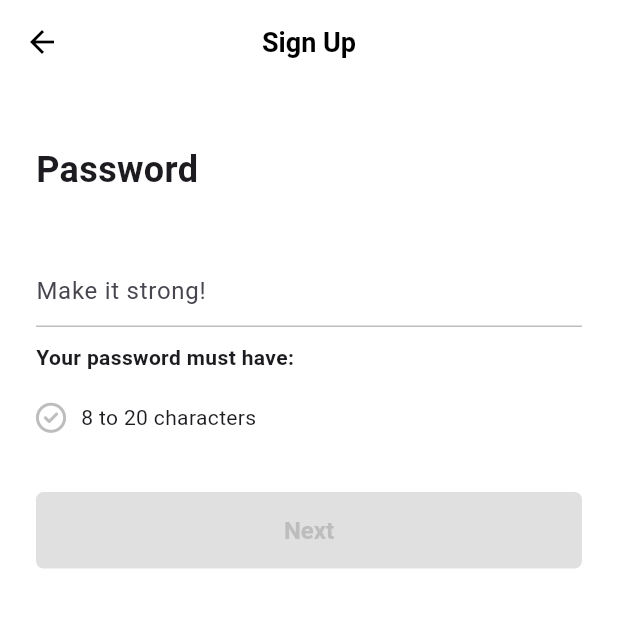
After one commit to GoofyWorld/tiktok_cloning, a Flutter app: the PasswordScreen screen opened directly, on a phone screen of 412 x 824 dp, the top half of it. The commit adds this screen. Run offline on Flutter 3.47's test engine with Material 2 defaults, Android fonts, the phone set to English and light mode, and no system bars; our stand-ins replace font_awesome_flutter.

Commit message:
authentication_completed
노마드코더 틱톡 클로닝 강의
authentication UI부분 완강

```diff
--- /dev/null
+++ b/lib/features/authentication/password_screen.dart
@@ -0,0 +1,165 @@
+import 'package:flutter/material.dart';
+import 'package:font_awesome_flutter/font_awesome_flutter.dart';
+import 'package:tiktok_clone/constants/gaps.dart';
+import 'package:tiktok_clone/constants/sizes.dart';
+import 'package:tiktok_clone/features/authentication/birthday_screen.dart';
+import 'package:tiktok_clone/features/authentication/widgets/form_button.dart';
+
+class PasswordScreen extends StatefulWidget {
+  const PasswordScreen({super.key});
+
+  @override
+  State<PasswordScreen> createState() => _UsernameScreenState();
+}
+
+class _UsernameScreenState extends State<PasswordScreen> {
+  final TextEditingController _passwordController = TextEditingController();
+
+  String _password = "";
+  bool _obscureText = true;
+
+  @override
+  void initState() {
+    super.initState();
+
+    _passwordController.addListener(() {
+      setState(() {
+        _password = _passwordController.text;
+      });
+    });
+  }
+
+  @override
+  void dispose() {
+    _passwordController.dispose();
+    super.dispose();
+  }
+
+  bool _isPasswordValid() {
+    return _password.isNotEmpty && _password.length > 8;
+  }
+
+  void _onScaffoldTap() {
+    FocusScope.of(context).unfocus();
+  }
+
+  void _onSubmit() {
+    if (!_isPasswordValid()) return;
+    Navigator.push(
+      context,
+      MaterialPageRoute(builder: (context) => const BirthdayScreen()),
+    );
+  }
+
+  void _onClearTap() {
+    _passwordController.clear();
+  }
+
+  void _toggleObscureText() {
+    _obscureText = !_obscureText;
+    setState(() {});
+  }
+
+  @override
+  Widget build(BuildContext context) {
+    return GestureDetector(
+      onTap: _onScaffoldTap,
+      child: Scaffold(
+        appBar: AppBar(
+          centerTitle: true,
+          title: const Text(
+            "Sign Up",
+          ),
+        ),
+        body: Padding(
+          padding: const EdgeInsets.symmetric(horizontal: Sizes.size24),
+          child: Column(
+            crossAxisAlignment: CrossAxisAlignment.start,
+            children: [
+              Gaps.v40,
+              const Text(
+                "Password",
+                style: TextStyle(
+                  fontSize: Sizes.size24,
+                  fontWeight: FontWeight.w700,
+                ),
+              ),
+              Gaps.v40,
+              TextField(
+                controller: _passwordController,
+                autocorrect: false,
+                onEditingComplete: _onSubmit,
+                obscureText: _obscureText,
+                decoration: InputDecoration(
+                  suffix: Row(
+                    mainAxisSize: MainAxisSize.min,
+                    children: [
+                      GestureDetector(
+                        onTap: _onClearTap,
+                        child: FaIcon(
+                          FontAwesomeIcons.solidCircleXmark,
+                          color: Colors.grey.shade500,
+                          size: Sizes.size20,
+                        ),
+                      ),
+                      Gaps.h14,
+                      GestureDetector(
+                        onTap: _toggleObscureText,
+                        child: FaIcon(
+                          _obscureText
+                              ? FontAwesomeIcons.eyeSlash
+                              : FontAwesomeIcons.eye,
+                          color: Colors.grey.shade500,
+                          size: Sizes.size20,
+                        ),
+                      ),
+                    ],
+                  ),
+                  hintText: "Make it strong!",
+                  enabledBorder: UnderlineInputBorder(
+                    borderSide: BorderSide(
+                      color: Colors.grey.shade400,
+                    ),
+                  ),
+                  focusedBorder: UnderlineInputBorder(
+                    borderSide: BorderSide(
+                      color: Colors.grey.shade400,
+                    ),
+                  ),
+                ),
+                cursorColor: Theme.of(context).primaryColor,
+              ),
+              Gaps.v10,
+              const Text(
+                'Your password must have:',
+                style: TextStyle(
+                  fontWeight: FontWeight.bold,
+                ),
+              ),
+              Gaps.v20,
+              Row(
+                children: [
+                  FaIcon(FontAwesomeIcons.circleCheck,
+                      size: Sizes.size20,
+                      color: _isPasswordValid()
+                          ? Colors.green
+                          : Colors.grey.shade400),
+                  Gaps.h10,
+                  const Text('8 to 20 characters'),
+                ],
+              ),
+              Gaps.v40,
+              GestureDetector(
+                onTap: _onSubmit,
+                child: FormButton(
+                  disabled: !_isPasswordValid(),
+                  text: '',
+                ),
+              ),
+            ],
+          ),
+        ),
+      ),
+    );
+  }
+}
--- /dev/null
+++ b/lib/features/authentication/widgets/form_button.dart
@@ -0,0 +1,41 @@
+import 'package:flutter/material.dart';
+
+import 'package:tiktok_clone/constants/sizes.dart';
+
+class FormButton extends StatelessWidget {
+  const FormButton({
+    Key? key,
+    required this.disabled,
+    required this.text,
+  }) : super(key: key);
+
+  final bool disabled;
+  final String text;
+
+  @override
+  Widget build(BuildContext context) {
+    return FractionallySizedBox(
+      widthFactor: 1,
+      child: AnimatedContainer(
+        duration: const Duration(milliseconds: 300),
+        padding: const EdgeInsets.symmetric(vertical: Sizes.size16),
+        decoration: BoxDecoration(
+          borderRadius: BorderRadius.circular(Sizes.size5),
+          color:
+              disabled ? Colors.grey.shade300 : Theme.of(context).primaryColor,
+        ),
+        child: AnimatedDefaultTextStyle(
+          duration: const Duration(milliseconds: 300),
+          style: TextStyle(
+              color: disabled ? Colors.grey.shade400 : Colors.white,
+              fontWeight: FontWeight.w600,
+              fontSize: Sizes.size16),
+          child: Text(
+            text.isEmpty ? 'Next' : text,
+            textAlign: TextAlign.center,
+          ),
+        ),
+      ),
+    );
+  }
+}
```
Also changed, not shown: lib/features/authentication/birthday_screen.dart (added, +113 -0 lines), lib/features/authentication/email_screen.dart (added, +118 -0 lines), lib/features/authentication/login_form_screen.dart (added, +88 -0 lines), lib/features/authentication/login_screen.dart (+20 -11 lines), lib/features/authentication/onboarding/interests_screen.dart (added, +10 -0 lines), lib/features/authentication/sign_up_screen.dart (+20 -11 lines), lib/features/authentication/username_screen.dart (added, +103 -0 lines), lib/main.dart (+12 -0 lines).
